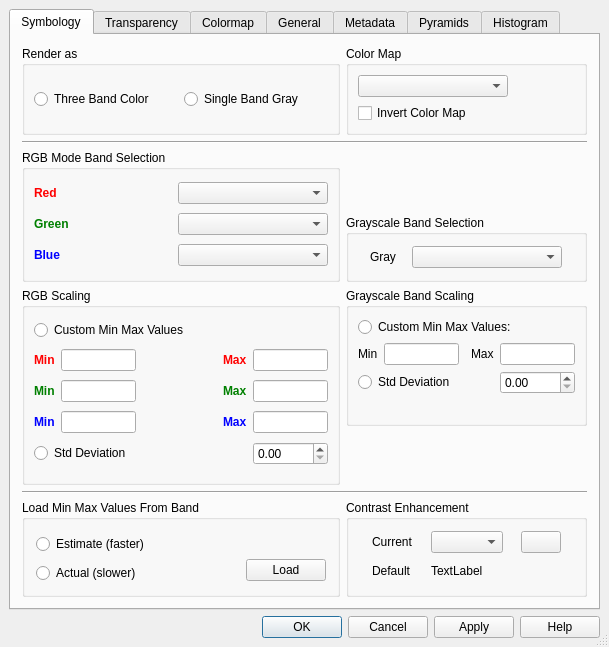
Old version of the form src/ui/qgsrasterlayerpropertiesbase.ui in the repository qgis/QGIS.
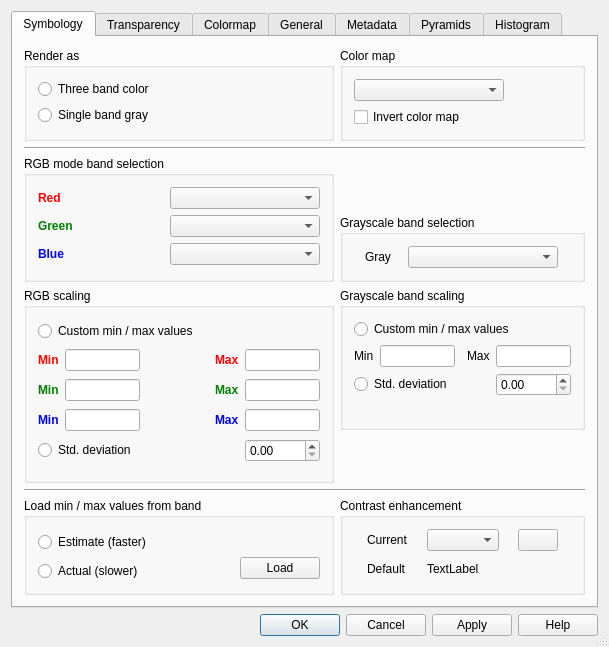
New version of the form. Icons and pictures are not drawn.

Commit message:
Numerous changes in GUI HIG revision:  - use buttonbox instead of free roaming buttons  - All labels updated for consistency  - improve alignment and layouts for unique vale, cont col, etc in vector props  - use style sheets in vect and raster properties and update these reports so they are visually consistent with each other  - In qgsabout clean up layout and also show addition info relating to qt db and image plugins in providers tab (which will be renamed)
Please note this work is ongoing and not the final product yet.

The edit to the form file:
```diff
--- a/src/ui/qgsrasterlayerpropertiesbase.ui
+++ b/src/ui/qgsrasterlayerpropertiesbase.ui
@@ -22,12 +22,6 @@
    <bool>true</bool>
   </property>
   <layout class="QGridLayout" >
-   <property name="margin" >
-    <number>9</number>
-   </property>
-   <property name="spacing" >
-    <number>6</number>
-   </property>
    <item row="0" column="0" >
     <widget class="QTabWidget" name="tabBar" >
      <property name="currentIndex" >
@@ -44,23 +38,17 @@
           <string>Render as</string>
          </property>
          <layout class="QGridLayout" >
-          <property name="margin" >
-           <number>9</number>
-          </property>
-          <property name="spacing" >
-           <number>6</number>
-          </property>
-          <item row="0" column="1" >
-           <widget class="QRadioButton" name="rbtnSingleBand" >
-            <property name="text" >
-             <string>Single Band Gray</string>
-            </property>
-           </widget>
-          </item>
           <item row="0" column="0" >
            <widget class="QRadioButton" name="rbtnThreeBand" >
             <property name="text" >
-             <string>Three Band Color</string>
+             <string>Three band color</string>
+            </property>
+           </widget>
+          </item>
+          <item row="1" column="0" >
+           <widget class="QRadioButton" name="rbtnSingleBand" >
+            <property name="text" >
+             <string>Single band gray</string>
             </property>
            </widget>
           </item>
@@ -70,15 +58,9 @@
        <item row="0" column="1" >
         <widget class="QGroupBox" name="groupBox_5" >
          <property name="title" >
-          <string>Color Map</string>
+          <string>Color map</string>
          </property>
          <layout class="QVBoxLayout" >
-          <property name="spacing" >
-           <number>6</number>
-          </property>
-          <property name="margin" >
-           <number>9</number>
-          </property>
           <item>
            <widget class="QComboBox" name="cboxColorMap" >
             <property name="sizePolicy" >
@@ -98,7 +80,7 @@
           <item>
            <widget class="QCheckBox" name="cboxInvertColorMap" >
             <property name="text" >
-             <string>Invert Color Map</string>
+             <string>Invert color map</string>
             </property>
            </widget>
           </item>
@@ -115,15 +97,9 @@
        <item rowspan="2" row="2" column="0" >
         <widget class="QGroupBox" name="grpRgbBands" >
          <property name="title" >
-          <string>RGB Mode Band Selection</string>
+          <string>RGB mode band selection</string>
          </property>
          <layout class="QGridLayout" >
-          <property name="margin" >
-           <number>9</number>
-          </property>
-          <property name="spacing" >
-           <number>6</number>
-          </property>
           <item row="2" column="0" >
            <widget class="QLabel" name="lblBlue" >
             <property name="text" >
@@ -239,10 +215,13 @@
        <item row="3" column="1" >
         <widget class="QGroupBox" name="grpGrayBand" >
          <property name="title" >
-          <string>Grayscale Band Selection</string>
+          <string>Grayscale band selection</string>
          </property>
          <layout class="QGridLayout" >
-          <property name="spacing" >
+          <property name="horizontalSpacing" >
+           <number>6</number>
+          </property>
+          <property name="verticalSpacing" >
            <number>6</number>
           </property>
           <item row="0" column="0" >
@@ -280,15 +259,9 @@
        <item rowspan="2" row="4" column="0" >
         <widget class="QGroupBox" name="grpRgbScaling" >
          <property name="title" >
-          <string>RGB Scaling</string>
+          <string>RGB scaling</string>
          </property>
          <layout class="QGridLayout" >
-          <property name="margin" >
-           <number>9</number>
-          </property>
-          <property name="spacing" >
-           <number>6</number>
-          </property>
           <item row="3" column="3" >
            <widget class="QLabel" name="lblBlueMax" >
             <property name="text" >
@@ -299,14 +272,14 @@
           <item row="4" column="0" colspan="2" >
            <widget class="QRadioButton" name="rbtnThreeBandStdDev" >
             <property name="text" >
-             <string>Std Deviation</string>
+             <string>Std. deviation</string>
             </property>
            </widget>
           </item>
           <item row="0" column="0" colspan="5" >
            <widget class="QRadioButton" name="rbtnThreeBandMinMax" >
             <property name="text" >
-             <string>Custom Min Max Values</string>
+             <string>Custom min / max values</string>
             </property>
            </widget>
           </item>
@@ -596,15 +569,9 @@
        <item row="4" column="1" >
         <widget class="QGroupBox" name="grpGrayScaling" >
          <property name="title" >
-          <string>Grayscale Band Scaling</string>
+          <string>Grayscale band scaling</string>
          </property>
          <layout class="QGridLayout" >
-          <property name="margin" >
-           <number>9</number>
-          </property>
-          <property name="spacing" >
-           <number>6</number>
-          </property>
           <item row="3" column="0" colspan="5" >
            <widget class="QLabel" name="lblMinMaxEstimateWarning" >
             <property name="sizePolicy" >
@@ -710,14 +677,14 @@
           <item row="2" column="0" colspan="2" >
            <widget class="QRadioButton" name="rbtnSingleBandStdDev" >
             <property name="text" >
-             <string>Std Deviation</string>
+             <string>Std. deviation</string>
             </property>
            </widget>
           </item>
           <item row="0" column="0" colspan="5" >
            <widget class="QRadioButton" name="rbtnSingleBandMinMax" >
             <property name="text" >
-             <string>Custom Min Max Values:</string>
+             <string>Custom min / max values</string>
             </property>
            </widget>
           </item>
@@ -773,7 +740,7 @@
        <item row="7" column="0" >
         <widget class="QGroupBox" name="groupBox_2" >
          <property name="title" >
-          <string>Load Min Max Values From Band</string>
+          <string>Load min / max values from band</string>
          </property>
          <layout class="QGridLayout" >
           <item rowspan="2" row="0" column="0" >
@@ -829,10 +796,13 @@
        <item row="7" column="1" >
         <widget class="QGroupBox" name="groupBox_8" >
          <property name="title" >
-          <string>Contrast Enhancement</string>
+          <string>Contrast enhancement</string>
          </property>
          <layout class="QGridLayout" >
-          <property name="spacing" >
+          <property name="horizontalSpacing" >
+           <number>-1</number>
+          </property>
+          <property name="verticalSpacing" >
            <number>-1</number>
           </property>
           <item row="0" column="0" >
```
Left out of the diff: 288 changed lines with no effect on the pictures. The commit also changes 29 other files.
